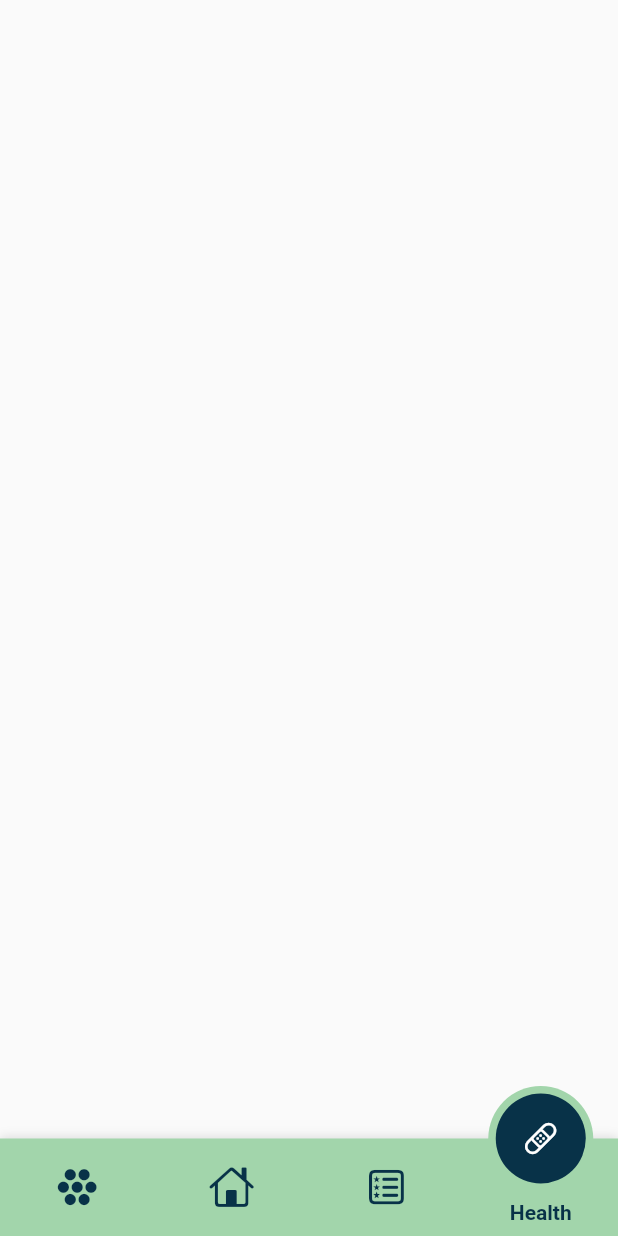
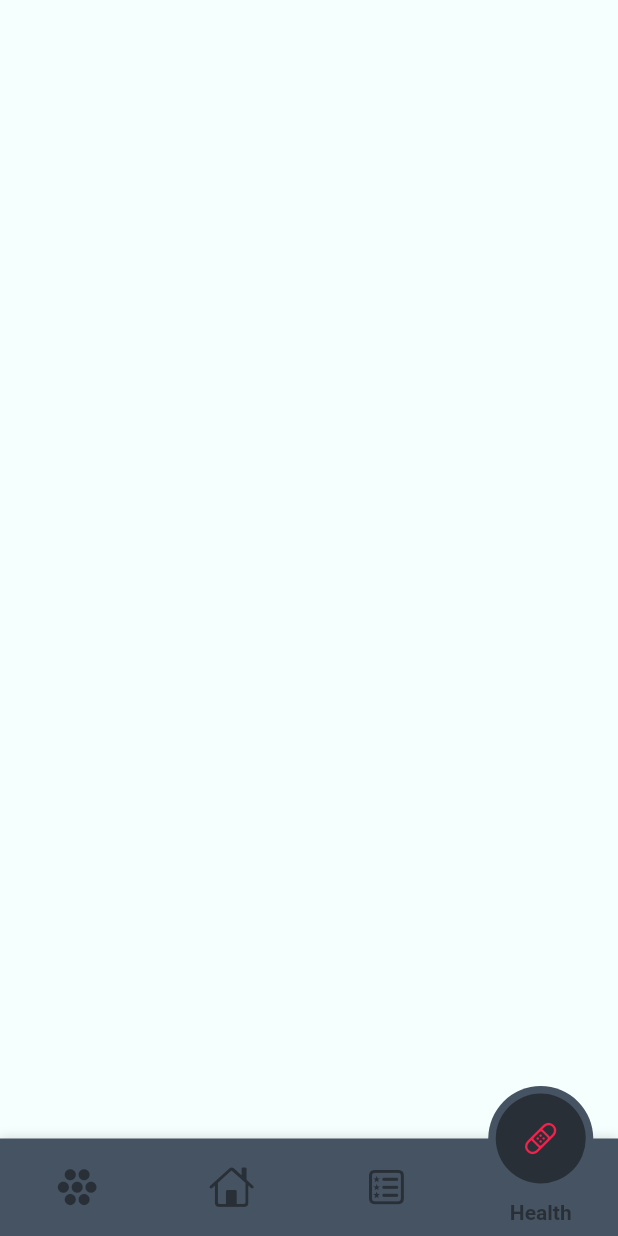
Before and after one commit to lennie-ein/health_and_pacer, a Flutter app: the screen it shows after launch, item 4 of the bottom bar chosen, on a phone screen of 412 x 824 dp. Run offline on Flutter 3.47's test engine with Material 2 defaults, Android fonts, the phone set to English and light mode, and no system bars; drawn by our look-alikes of motion_tab_bar_v2.

Commit message:
Bottom Navigation bar features added

```diff
--- a/lib/UI/eventsscreen.dart
+++ b/lib/UI/eventsscreen.dart
@@ -1,4 +1,6 @@
 import 'package:flutter/material.dart';
+
+import '../Utils/constants.dart';
 
 class EventScreen extends StatefulWidget {
   const EventScreen({Key? key}) : super(key: key);
@@ -10,6 +12,8 @@ class EventScreen extends StatefulWidget {
 class _EventScreenState extends State<EventScreen> {
   @override
   Widget build(BuildContext context) {
-    return Container();
+    return Scaffold(
+      backgroundColor: HealthyColors.HealthyWhite,
+    );
   }
 }
--- a/lib/UI/healthscreen.dart
+++ b/lib/UI/healthscreen.dart
@@ -1,4 +1,5 @@
 import 'package:flutter/material.dart';
+import 'package:healthy_pacer/Utils/constants.dart';
 
 class HealthScreen extends StatefulWidget {
   const HealthScreen({Key? key}) : super(key: key);
@@ -10,6 +11,8 @@ class HealthScreen extends StatefulWidget {
 class _HealthScreenState extends State<HealthScreen> {
   @override
   Widget build(BuildContext context) {
-    return Container();
+    return Scaffold(
+      backgroundColor: HealthyColors.HealthyWhite,
+    );
   }
 }
--- a/lib/UI/homescreen.dart
+++ b/lib/UI/homescreen.dart
@@ -50,11 +50,12 @@ class _HomeScreenState extends State<HomeScreen> with TickerProviderStateMixin{
             _tabController!.index = value;
           });
         },
-        tabBarColor: HealthyColors.HealthyLeafy,
-        tabSelectedColor: HealthyColors.HealthyNavy,
-        tabIconColor: HealthyColors.HealthyNavy,
+        tabBarColor: HealthyColors.HealthyGrey,
+        tabSelectedColor: HealthyColors.HealthyDarkGrey,
+        tabIconColor: HealthyColors.HealthyDarkGrey,
+        tabIconSelectedColor: HealthyColors.HealthyRedi,
         textStyle: TextStyle(
-            color: HealthyColors.HealthyNavy, fontWeight: FontWeight.bold),
+            color: HealthyColors.HealthyDarkGrey, fontWeight: FontWeight.bold),
       ),
       body:  TabBarView(children: [
         const EventScreen(),
--- a/lib/UI/leaderboard.dart
+++ b/lib/UI/leaderboard.dart
@@ -12,7 +12,7 @@ class _LeaderBoardScreenState extends State<LeaderBoardScreen> {
   @override
   Widget build(BuildContext context) {
     return Scaffold(
-      backgroundColor: HealthyColors.HealthyLeafy,
+      backgroundColor: HealthyColors.HealthyWhite,
     );
   }
 }
--- a/lib/Utils/constants.dart
+++ b/lib/Utils/constants.dart
@@ -7,6 +7,12 @@ mixin HealthyColors{
   static Color HealthyLeafy = Color(0xFFA2D5AB);
   static Color HealthyCream = Color(0xFFE5EFC1);
   static Color HealthyBeige = Color(0xFFDBA858);
+  ////New Pallete
+  static Color HealthyRedi = Color(0xFFed254e);
+  static Color HealthyYellow = Color(0xFFf9dc5c);
+  static Color HealthyWhite = Color(0xFFf5fffd);
+  static Color HealthyGrey = Color(0xFF465362);
+  static Color HealthyDarkGrey = Color(0xFF292f36);
 
 
 }
```
